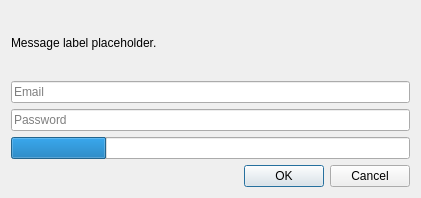
The window that launcher/ui/dialogs/ElybyLoginDialog.ui (Vini-Boas/UltimMC) describes before a commit, drawn with Qt 5.
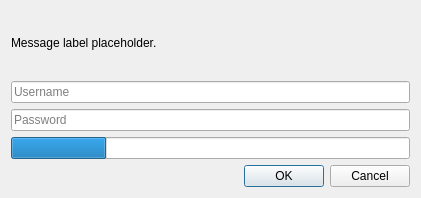
The same window after the commit.

Diff of the .ui file:
```diff
--- a/launcher/ui/dialogs/ElybyLoginDialog.ui
+++ b/launcher/ui/dialogs/ElybyLoginDialog.ui
@@ -36,7 +36,7 @@
    <item>
     <widget class="QLineEdit" name="userTextBox">
      <property name="placeholderText">
-      <string>Email</string>
+      <string>Username</string>
      </property>
     </widget>
    </item>
```
